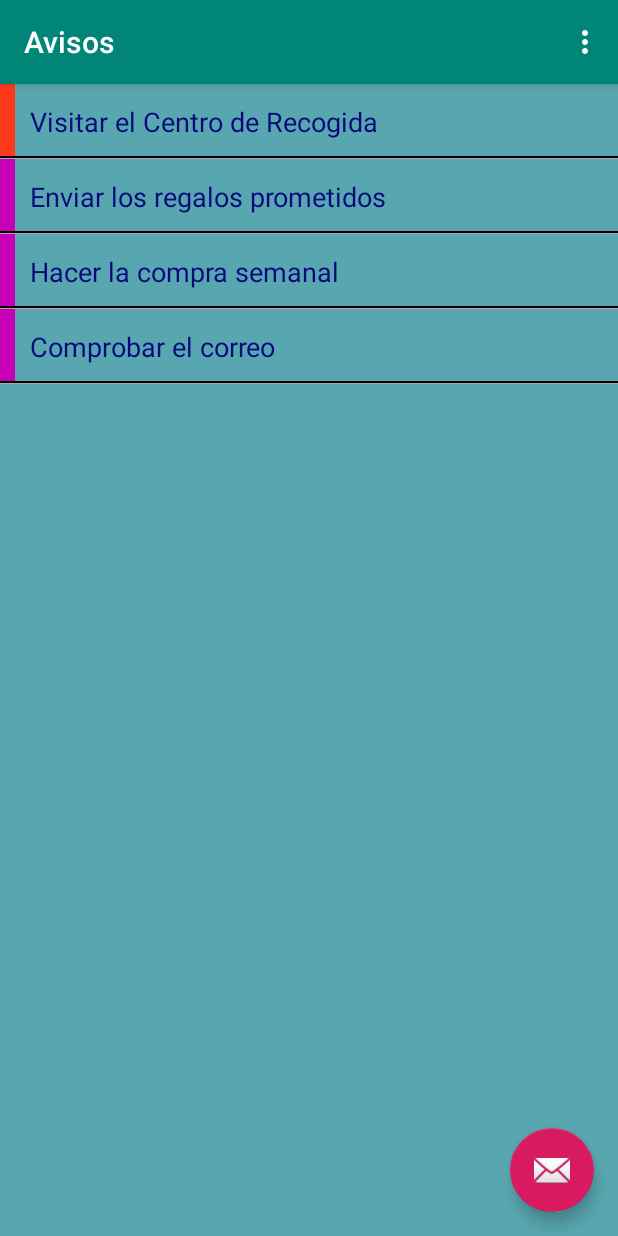
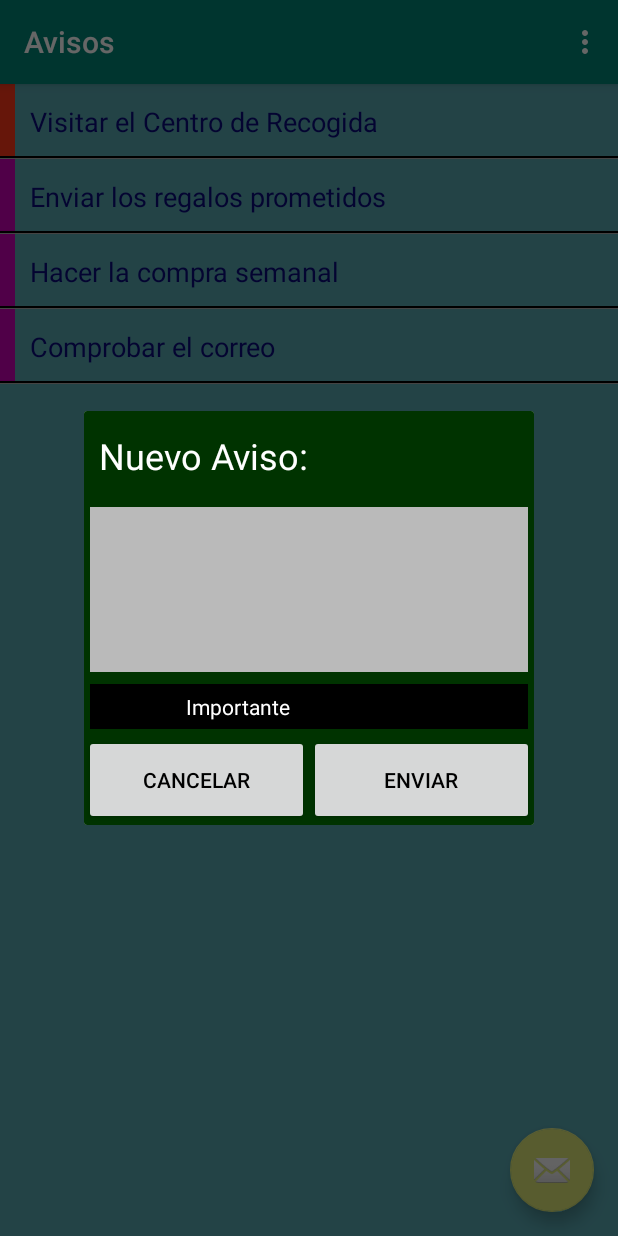
Before and after one commit to Diegobalay1/Avisos, an Android app: the screen it shows after launch (AvisosActivity), in the options menu, after a tap on "nuevo Aviso", on a phone screen of 412 x 824 dp. Run offline under Robolectric (Android 15) with nearby library versions, the phone set to English and light mode, and no system bars.

Commit message:
Crear y editar nuevos avisos en cuadro de diálogos..

```diff
--- a/app/build.gradle
+++ b/app/build.gradle
@@ -4,7 +4,7 @@ android {
     compileSdkVersion 28
     defaultConfig {
         applicationId "com.androidiego.avisos"
-        minSdkVersion 15
+        minSdkVersion 14
         targetSdkVersion 28
         versionCode 1
         versionName "1.0"
--- a/app/src/main/java/com/androidiego/avisos/AvisosActivity.java
+++ b/app/src/main/java/com/androidiego/avisos/AvisosActivity.java
@@ -1,7 +1,9 @@
 package com.androidiego.avisos;
 
+import android.annotation.TargetApi;
 import android.app.Dialog;
 import android.database.Cursor;
+import android.os.Build;
 import android.os.Bundle;
 import android.support.design.widget.FloatingActionButton;
 import android.support.design.widget.Snackbar;
@@ -9,12 +11,21 @@ import android.support.v7.app.AlertDialog;
 import android.support.v7.app.AppCompatActivity;
 import android.support.v7.widget.Toolbar;
 import android.util.Log;
+import android.view.ActionMode;
+import android.view.MenuInflater;
 import android.view.View;
 import android.view.Menu;
 import android.view.MenuItem;
+import android.view.Window;
+import android.widget.AbsListView;
 import android.widget.AdapterView;
 import android.widget.ArrayAdapter;
+import android.widget.Button;
+import android.widget.CheckBox;
+import android.widget.EditText;
+import android.widget.LinearLayout;
 import android.widget.ListView;
+import android.widget.TextView;
 import android.widget.Toast;
 
 public class AvisosActivity extends AppCompatActivity {
@@ -23,6 +34,7 @@ public class AvisosActivity extends AppCompatActivity {
     private AvisosSimpleCursorAdapter mCursorAdapter;
     private int numColumn;
 
+    @TargetApi(Build.VERSION_CODES.HONEYCOMB)
     @Override
     protected void onCreate(Bundle savedInstanceState) {
         super.onCreate(savedInstanceState);
@@ -83,8 +95,9 @@ public class AvisosActivity extends AppCompatActivity {
         fab.setOnClickListener(new View.OnClickListener() {
             @Override
             public void onClick(View view) {
-                Snackbar.make(view, "Replace with your own action", Snackbar.LENGTH_LONG)
+                Snackbar.make(view, "Nuevo  Aviso añadido", Snackbar.LENGTH_LONG)
                         .setAction("Action", null).show();
+                fireCustomDialog(null);
             }
         });
 
@@ -105,11 +118,17 @@ public class AvisosActivity extends AppCompatActivity {
                 modeListView.setOnItemClickListener(new AdapterView.OnItemClickListener() {
                     @Override
                     public void onItemClick(AdapterView<?> parent, View view, int position, long id) {
+                        // editar aviso
                         if (position == 0) {
                             Toast.makeText(AvisosActivity.this, "editar " + masterListPosition, Toast.LENGTH_SHORT).show();
+                            int nId = getIdFromPosition(masterListPosition);
+                            Aviso aviso = mDbAdapter.fetchReminderById(nId);
+                            fireCustomDialog(aviso);
                             // borrar avisos
                         } else if(position == 1) {
                             Toast.makeText(AvisosActivity.this, "borrar " + masterListPosition, Toast.LENGTH_SHORT).show();
+                            mDbAdapter.deleteReminderById(getIdFromPosition(masterListPosition));
+                            mCursorAdapter.changeCursor(mDbAdapter.fetchAllReminders());
                         } else {
                             // finish();
                         }
@@ -118,7 +137,57 @@ public class AvisosActivity extends AppCompatActivity {
                 });
             }
         });
+
+
+        if (Build.VERSION.SDK_INT >= Build.VERSION_CODES.HONEYCOMB) { // Es innecesario en nuestro caso, ya que tenemos api mínima de 14 y HONEYCOMB es de 11 :)
+            mListView.setChoiceMode(ListView.CHOICE_MODE_MULTIPLE_MODAL); // define el comportamiento de elección para la lista.
+            mListView.setMultiChoiceModeListener(new AbsListView.MultiChoiceModeListener() {
+                @Override
+                public void onItemCheckedStateChanged(ActionMode mode, int position, long id, boolean checked) {
+
+                }
+
+                @Override
+                public boolean onCreateActionMode(ActionMode mode, Menu menu) {
+                    MenuInflater inflater = mode.getMenuInflater();
+                    inflater.inflate(R.menu.cam_menu, menu);
+                    return true;
+                }
+
+                @Override
+                public boolean onPrepareActionMode(ActionMode mode, Menu menu) {
+                    return false;
+                }
+
+                @Override
+                public boolean onActionItemClicked(ActionMode mode, MenuItem item) {
+                    switch (item.getItemId()) {
+                        case R.id.menu_item_delete_aviso:
+                            for (int nC = mCursorAdapter.getCount() -1; nC >= 0; nC--) {
+                                if (mListView.isItemChecked(nC)) {
+                                    mDbAdapter.deleteReminderById(getIdFromPosition(nC));
+                                }
+                            }
+                            mode.finish();
+                            mCursorAdapter.changeCursor(mDbAdapter.fetchAllReminders());
+                            return true;
+                    }
+
+                    return false;
+                }
+
+                @Override
+                public void onDestroyActionMode(ActionMode mode) {
+
+                }
+            });
+        }
+
     }//end onCreate()
+
+    private int getIdFromPosition(int nC) {
+        return (int)mCursorAdapter.getItemId(nC);
+    }
 
     @Override
     public boolean onCreateOptionsMenu(Menu menu) {
@@ -126,6 +195,61 @@ public class AvisosActivity extends AppCompatActivity {
         getMenuInflater().inflate(R.menu.menu_avisos, menu);
         return true;
     }
+
+    /**
+     * Metodo usado tanto para editar como para crear|insertar Avisos
+     * @param aviso
+     */
+    private void fireCustomDialog(final Aviso aviso) {
+        // custom dialog
+        final Dialog dialog = new Dialog(this);
+        dialog.requestWindowFeature(Window.FEATURE_NO_TITLE);//Crea una caja de diálogo sin título, ya que lo tenemos en el nuestro propio
+        dialog.setContentView(R.layout.dialog_custom);//inyectamos diseño personalizado que hemos creado
+
+        TextView titleView = (TextView)dialog.findViewById(R.id.custom_title);
+        final EditText editCustom = (EditText)dialog.findViewById(R.id.custom_edit_reminder);
+        Button commitButton = (Button)dialog.findViewById(R.id.custom_button_commit);
+        final CheckBox checkBox = (CheckBox)dialog.findViewById(R.id.custom_check_box);
+        LinearLayout rootLayout = (LinearLayout)dialog.findViewById(R.id.custom_root_layout);
+        final boolean isEditOperation = (aviso != null);
+
+        // esto es para un edit
+        if (isEditOperation) {
+            titleView.setText(getString(R.string.edit_aviso));
+            checkBox.setChecked(aviso.getId() == 1);
+            editCustom.setText(aviso.getContent());
+            rootLayout.setBackgroundColor(getResources().getColor(R.color.azul_neutro));
+        }
+
+        commitButton.setOnClickListener(new View.OnClickListener() {
+            @Override
+            public void onClick(View v) {
+                String reminderText = editCustom.getText().toString();
+                // para actualizar | editar aviso
+                if (isEditOperation) {
+                    Aviso reminderEdited = new Aviso(aviso.getId(),
+                            reminderText, checkBox.isChecked() ? 1 : 0);
+                    mDbAdapter.updateReminder(reminderEdited);
+                 // esto es para un nuevo aviso
+                } else {
+                    mDbAdapter.createReminder(reminderText, checkBox.isChecked());
+                }
+                mCursorAdapter.changeCursor(mDbAdapter.fetchAllReminders());
+                dialog.dismiss();
+            }
+        });
+
+        Button buttonCancel = (Button)dialog.findViewById(R.id.custom_button_cancel);
+        buttonCancel.setOnClickListener(new View.OnClickListener() {
+            @Override
+            public void onClick(View v) {
+                dialog.dismiss();
+            }
+        });
+
+        dialog.show();
+    }
+
 
     @Override
     public boolean onOptionsItemSelected(MenuItem item) {
@@ -137,7 +261,8 @@ public class AvisosActivity extends AppCompatActivity {
         switch (id) {
             case R.id.action_nuevo:
                 // crear nuevo aviso
-                Log.d(getLocalClassName(), "crear nuevo Aviso");
+                    //Log.d(getLocalClassName(), "crear nuevo Aviso");
+                fireCustomDialog(null);
                 return true;
             case R.id.action_salir:
                 finish();
--- /dev/null
+++ b/app/src/main/res/layout-v11/avisos_row.xml
@@ -0,0 +1,49 @@
+<?xml version="1.0" encoding="utf-8"?>
+<LinearLayout xmlns:android="http://schemas.android.com/apk/res/android"
+    xmlns:app="http://schemas.android.com/apk/res-auto"
+    android:layout_width="match_parent"
+    android:layout_height="50dp"
+    android:background="@color/azul_claro"
+    android:orientation="vertical">
+
+    <LinearLayout
+        android:layout_width="match_parent"
+        android:layout_height="48dp"
+        android:background="?android:attr/activatedBackgroundIndicator"
+        android:orientation="horizontal">
+
+        <view
+            android:id="@+id/row_tab"
+            class="android.view.View"
+            android:layout_width="10dp"
+            android:layout_height="match_parent"
+            android:background="@color/azul_claro" />
+
+        <TextView
+            android:id="@+id/row_text"
+            android:layout_width="match_parent"
+            android:layout_height="50dp"
+            android:textAppearance="?android:attr/textAppearanceLarge"
+            android:layout_weight="1"
+            android:textColor="@color/azul_oscuro"
+            android:text="Aviso Text"
+            android:textSize="18sp"
+            android:padding="10dp"
+            android:gravity="center_vertical"
+            android:ellipsize="end"
+            android:maxLines="1" />
+
+    </LinearLayout>
+
+    <view
+        class="android.view.View"
+        android:layout_width="match_parent"
+        android:layout_height="1dp"
+        android:background="@android:color/background_dark" />
+    <view
+        class="android.view.View"
+        android:layout_width="match_parent"
+        android:layout_height="1dp"
+        android:background="@android:color/darker_gray" />
+
+</LinearLayout>
--- /dev/null
+++ b/app/src/main/res/layout/dialog_custom.xml
@@ -0,0 +1,65 @@
+<?xml version="1.0" encoding="utf-8"?>
+<LinearLayout xmlns:android="http://schemas.android.com/apk/res/android"
+    android:id="@+id/custom_root_layout"
+    android:layout_width="300dp"
+    android:layout_height="match_parent"
+    android:background="@color/verde"
+    android:orientation="vertical">
+
+    <TextView
+        android:id="@+id/custom_title"
+        android:layout_width="match_parent"
+        android:layout_height="60dp"
+        android:gravity="center_vertical"
+        android:padding="10dp"
+        android:text="Nuevo Aviso:"
+        android:textColor="@color/blanco"
+        android:textSize="24sp" />
+
+    <EditText
+        android:id="@+id/custom_edit_reminder"
+        android:layout_width="match_parent"
+        android:layout_height="110dp"
+        android:layout_margin="4dp"
+        android:background="@color/gris_claro"
+        android:gravity="start"
+        android:textColor="@color/negro">
+        <requestFocus />
+    </EditText>
+
+    <CheckBox
+        android:id="@+id/custom_check_box"
+        android:layout_width="match_parent"
+        android:layout_height="30dp"
+        android:layout_margin="4dp"
+        android:background="@color/negro"
+        android:paddingLeft="32dp"
+        android:text="Importante"
+        android:textColor="@color/blanco" />
+
+    <LinearLayout
+        android:layout_width="fill_parent"
+        android:layout_height="fill_parent"
+        android:orientation="horizontal">
+
+        <Button
+            android:id="@+id/custom_button_cancel"
+            android:layout_width="0dp"
+            android:layout_height="60dp"
+            android:layout_weight="50"
+            android:text="Cancelar"
+            android:textColor="@color/negro"
+            />
+
+        <Button
+            android:id="@+id/custom_button_commit"
+            android:layout_width="0dp"
+            android:layout_height="60dp"
+            android:layout_weight="50"
+            android:text="Enviar"
+            android:textColor="@color/negro"
+            />
+
+    </LinearLayout>
+
+</LinearLayout>
--- /dev/null
+++ b/app/src/main/res/menu/cam_menu.xml
@@ -0,0 +1,6 @@
+<?xml version="1.0" encoding="utf-8"?>
+<menu xmlns:android="http://schemas.android.com/apk/res/android">
+    <item android:id="@+id/menu_item_delete_aviso"
+          android:icon="@android:drawable/ic_menu_delete"
+          android:title="delete" />
+</menu>
--- a/app/src/main/res/values/colors.xml
+++ b/app/src/main/res/values/colors.xml
@@ -2,9 +2,15 @@
 <resources>
     <color name="colorPrimary">#008577</color>
     <color name="colorPrimaryDark">#00574B</color>
-    <color name="colorAccent">#D81B60</color>
+    <color name="colorAccent">#DCE775</color>
     <color name="azul_claro">#58A7B0</color>
     <color name="rosa">#C800B5</color>
     <color name="azul_oscuro">#09097B</color>
     <color name="naranja">#ffff381A</color>
+    <color name="gris_claro">#bababa</color>
+    <color name="negro">#000000</color>
+    <color name="azul_neutro">#ff1118ff</color>
+    <color name="gris_oscuro">#181818</color>
+    <color name="blanco">#ffffff</color>
+    <color name="verde">#003300</color>
 </resources>
--- a/app/src/main/res/values/strings.xml
+++ b/app/src/main/res/values/strings.xml
@@ -3,4 +3,6 @@
     <string name="action_settings">Settings</string>
     <string name="nuevo_aviso">nuevo Aviso</string>
     <string name="salir">salir</string>
+
+    <string name="edit_aviso">Editar Aviso</string>
 </resources>
```
